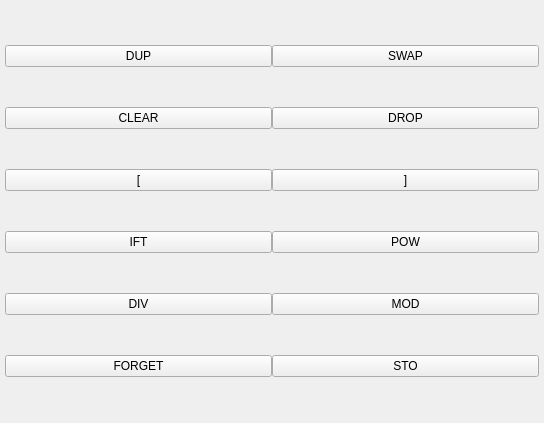
Old version of the form src/interface/widgets/keyboardfunctions/keyboardfunctions.ui in the repository StephaneBranly/LO21-RPN-Calculator.
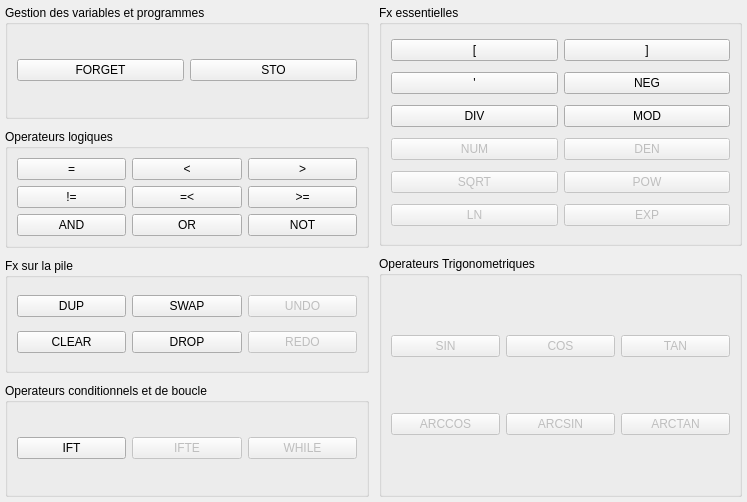
New version of the form.

Diff of the .ui file:
```diff
--- a/src/interface/widgets/keyboardfunctions/keyboardfunctions.ui
+++ b/src/interface/widgets/keyboardfunctions/keyboardfunctions.ui
@@ -6,16 +6,16 @@
    <rect>
     <x>0</x>
     <y>0</y>
-    <width>544</width>
-    <height>423</height>
+    <width>747</width>
+    <height>502</height>
    </rect>
   </property>
   <property name="windowTitle">
    <string>Form</string>
   </property>
-  <layout class="QHBoxLayout" name="horizontalLayout" stretch="0">
+  <layout class="QHBoxLayout" name="horizontalLayout" stretch="0,0">
    <property name="spacing">
-    <number>0</number>
+    <number>10</number>
    </property>
    <property name="leftMargin">
     <number>5</number>
@@ -30,13 +30,136 @@
     <number>5</number>
    </property>
    <item>
-    <layout class="QVBoxLayout" name="verticalLayout">
-     <property name="spacing">
-      <number>0</number>
-     </property>
+    <layout class="QVBoxLayout" name="verticalLayout_7">
      <property name="leftMargin">
       <number>0</number>
      </property>
+     <item>
+      <widget class="QGroupBox" name="groupBox_3">
+       <property name="title">
+        <string>Gestion des variables et programmes</string>
+       </property>
+       <layout class="QVBoxLayout" name="verticalLayout_3">
+        <item>
+         <layout class="QHBoxLayout" name="horizontalLayout_5">
+          <item>
+           <widget class="QPushButton" name="ButtonFORGET">
+            <property name="text">
+             <string>FORGET</string>
+            </property>
+           </widget>
+          </item>
+          <item>
+           <widget class="QPushButton" name="ButtonSTO">
+            <property name="text">
+             <string>STO</string>
+            </property>
+           </widget>
+          </item>
+         </layout>
+        </item>
+       </layout>
+      </widget>
+     </item>
+     <item>
+      <widget class="QGroupBox" name="groupBox_6">
+       <property name="title">
+        <string>Operateurs logiques</string>
+       </property>
+       <layout class="QVBoxLayout" name="verticalLayout_8">
+        <item>
+         <layout class="QHBoxLayout" name="horizontalLayout_19">
+          <item>
+           <widget class="QPushButton" name="ButtonEQ">
+            <property name="text">
+             <string>=</string>
+            </property>
+            <property name="shortcut">
+             <string>=</string>
+            </property>
+           </widget>
+          </item>
+          <item>
+           <widget class="QPushButton" name="ButtonL">
+            <property name="text">
+             <string>&lt;</string>
+            </property>
+            <property name="shortcut">
+             <string>&lt;</string>
+            </property>
+           </widget>
+          </item>
+          <item>
+           <widget class="QPushButton" name="ButtonG">
+            <property name="text">
+             <string>&gt;</string>
+            </property>
+            <property name="shortcut">
+             <string>&gt;</string>
+            </property>
+           </widget>
+          </item>
+         </layout>
+        </item>
+        <item>
+         <layout class="QHBoxLayout" name="horizontalLayout_20">
+          <item>
+           <widget class="QPushButton" name="ButtonDif">
+            <property name="text">
+             <string>!=</string>
+            </property>
+           </widget>
+          </item>
+          <item>
+           <widget class="QPushButton" name="ButtonLE">
+            <property name="text">
+             <string>=&lt;</string>
+            </property>
+           </widget>
+          </item>
+          <item>
+           <widget class="QPushButton" name="ButtonQE">
+            <property name="text">
+             <string>&gt;=</string>
+            </property>
+           </widget>
+          </item>
+         </layout>
+        </item>
+        <item>
+         <layout class="QHBoxLayout" name="horizontalLayout_18">
+          <item>
+           <widget class="QPushButton" name="ButtonAND">
+            <property name="text">
+             <string>AND</string>
+            </property>
+           </widget>
+          </item>
+          <item>
+           <widget class="QPushButton" name="ButtonOR">
+            <property name="text">
+             <string>OR</string>
+            </property>
+           </widget>
+          </item>
+          <item>
+           <widget class="QPushButton" name="ButtonNOT">
+            <property name="text">
+             <string>NOT</string>
+            </property>
+           </widget>
+          </item>
+         </layout>
+        </item>
+       </layout>
+      </widget>
+     </item>
+     <item>
+      <widget class="QGroupBox" name="groupBox">
+       <property name="title">
+        <string>Fx sur la pile</string>
+       </property>
+       <layout class="QVBoxLayout" name="verticalLayout_2">
      <item>
       <layout class="QHBoxLayout" name="horizontalLayout_2">
        <property name="leftMargin">
@@ -56,6 +179,16 @@
          </property>
         </widget>
        </item>
+          <item>
+           <widget class="QPushButton" name="ButtonUNDO">
+            <property name="enabled">
+             <bool>false</bool>
+            </property>
+            <property name="text">
+             <string>UNDO</string>
+            </property>
+           </widget>
+          </item>
       </layout>
      </item>
      <item>
@@ -74,34 +207,29 @@
          </property>
         </widget>
        </item>
-      </layout>
-     </item>
      <item>
-      <layout class="QHBoxLayout" name="horizontalLayout_7">
-       <item>
-        <widget class="QPushButton" name="ButtonLC">
-         <property name="text">
-          <string>[</string>
-         </property>
-         <property name="shortcut">
-          <string>[</string>
-         </property>
-        </widget>
-       </item>
-       <item>
-        <widget class="QPushButton" name="ButtonRC">
+           <widget class="QPushButton" name="ButtonREDO">
+            <property name="enabled">
+             <bool>false</bool>
+            </property>
          <property name="text">
-          <string>]</string>
-         </property>
-         <property name="shortcut">
-          <string>]</string>
-         </property>
+             <string>REDO</string>
+            </property>
         </widget>
        </item>
       </layout>
      </item>
+       </layout>
+      </widget>
+     </item>
      <item>
-      <layout class="QHBoxLayout" name="horizontalLayout_3">
+      <widget class="QGroupBox" name="groupBox_2">
+       <property name="title">
+        <string>Operateurs conditionnels et de boucle</string>
+       </property>
+       <layout class="QVBoxLayout" name="verticalLayout_4">
+        <item>
+         <layout class="QHBoxLayout" name="horizontalLayout_9">
        <item>
         <widget class="QPushButton" name="ButtonIFT">
          <property name="text">
@@ -110,16 +238,93 @@
         </widget>
        </item>
        <item>
-        <widget class="QPushButton" name="ButtonPOW">
+           <widget class="QPushButton" name="ButtonIFTE">
+            <property name="enabled">
+             <bool>false</bool>
+            </property>
          <property name="text">
-          <string>POW</string>
+             <string>IFTE</string>
          </property>
         </widget>
        </item>
-      </layout>
-     </item>
+          <item>
+           <widget class="QPushButton" name="ButtonWHILE">
+            <property name="enabled">
+             <bool>false</bool>
+            </property>
+            <property name="text">
+             <string>WHILE</string>
+            </property>
+           </widget>
+          </item>
+         </layout>
+        </item>
+       </layout>
+      </widget>
+     </item>
+    </layout>
+   </item>
      <item>
-      <layout class="QHBoxLayout" name="horizontalLayout_4">
+    <layout class="QVBoxLayout" name="verticalLayout">
+     <property name="spacing">
+      <number>10</number>
+     </property>
+     <property name="leftMargin">
+      <number>0</number>
+     </property>
+     <item>
+      <widget class="QGroupBox" name="groupBox_4">
+       <property name="title">
+        <string>Fx essentielles</string>
+       </property>
+       <layout class="QVBoxLayout" name="verticalLayout_5">
+        <item>
+         <layout class="QHBoxLayout" name="horizontalLayout_3">
+          <item>
+           <widget class="QPushButton" name="ButtonLC">
+            <property name="text">
+             <string>[</string>
+            </property>
+            <property name="shortcut">
+             <string>[</string>
+            </property>
+           </widget>
+          </item>
+          <item>
+           <widget class="QPushButton" name="ButtonRC">
+            <property name="text">
+             <string>]</string>
+            </property>
+            <property name="shortcut">
+             <string>]</string>
+            </property>
+           </widget>
+          </item>
+         </layout>
+        </item>
+        <item>
+         <layout class="QHBoxLayout" name="horizontalLayout_14">
+          <item>
+           <widget class="QPushButton" name="ButtonAp">
+            <property name="text">
+             <string>'</string>
+            </property>
+            <property name="shortcut">
+             <string>'</string>
+            </property>
+           </widget>
+          </item>
+          <item>
+           <widget class="QPushButton" name="ButtonNEG">
+            <property name="text">
+             <string>NEG</string>
+            </property>
+           </widget>
+          </item>
+         </layout>
+        </item>
+        <item>
+         <layout class="QHBoxLayout" name="horizontalLayout_7">
        <item>
         <widget class="QPushButton" name="ButtonDIV">
          <property name="text">
@@ -137,22 +342,165 @@
       </layout>
      </item>
      <item>
-      <layout class="QHBoxLayout" name="horizontalLayout_5">
+         <layout class="QHBoxLayout" name="horizontalLayout_12">
        <item>
-        <widget class="QPushButton" name="ButtonFORGET">
+           <widget class="QPushButton" name="ButtonNUM">
+            <property name="enabled">
+             <bool>false</bool>
+            </property>
          <property name="text">
-          <string>FORGET</string>
-         </property>
+             <string>NUM</string>
+            </property>
+            <property name="checkable">
+             <bool>false</bool>
+            </property>
+            <property name="checked">
+             <bool>false</bool>
+            </property>
         </widget>
        </item>
        <item>
-        <widget class="QPushButton" name="ButtonSTO">
+           <widget class="QPushButton" name="ButtonDEN">
+            <property name="enabled">
+             <bool>false</bool>
+            </property>
          <property name="text">
-          <string>STO</string>
+             <string>DEN</string>
          </property>
         </widget>
        </item>
       </layout>
+        </item>
+        <item>
+         <layout class="QHBoxLayout" name="horizontalLayout_13">
+          <item>
+           <widget class="QPushButton" name="ButtonSQRT">
+            <property name="enabled">
+             <bool>false</bool>
+            </property>
+            <property name="text">
+             <string>SQRT</string>
+            </property>
+           </widget>
+          </item>
+          <item>
+           <widget class="QPushButton" name="ButtonPOW">
+            <property name="enabled">
+             <bool>false</bool>
+            </property>
+            <property name="text">
+             <string>POW</string>
+            </property>
+            <property name="shortcut">
+             <string>^</string>
+            </property>
+           </widget>
+          </item>
+         </layout>
+        </item>
+        <item>
+         <layout class="QHBoxLayout" name="horizontalLayout_15">
+          <item>
+           <widget class="QPushButton" name="ButtonLN">
+            <property name="enabled">
+             <bool>false</bool>
+            </property>
+            <property name="text">
+             <string>LN</string>
+            </property>
+           </widget>
+          </item>
+          <item>
+           <widget class="QPushButton" name="ButtonEXP">
+            <property name="enabled">
+             <bool>false</bool>
+            </property>
+            <property name="text">
+             <string>EXP</string>
+            </property>
+           </widget>
+          </item>
+         </layout>
+        </item>
+       </layout>
+      </widget>
+     </item>
+     <item>
+      <widget class="QGroupBox" name="groupBox_5">
+       <property name="title">
+        <string>Operateurs Trigonometriques</string>
+       </property>
+       <layout class="QVBoxLayout" name="verticalLayout_6">
+        <item>
+         <layout class="QHBoxLayout" name="horizontalLayout_16">
+          <item>
+           <widget class="QPushButton" name="ButtonSIN">
+            <property name="enabled">
+             <bool>false</bool>
+            </property>
+            <property name="text">
+             <string>SIN</string>
+            </property>
+           </widget>
+          </item>
+          <item>
+           <widget class="QPushButton" name="ButtonCOS">
+            <property name="enabled">
+             <bool>false</bool>
+            </property>
+            <property name="text">
+             <string>COS</string>
+            </property>
+           </widget>
+          </item>
+          <item>
+           <widget class="QPushButton" name="ButtonTAN">
+            <property name="enabled">
+             <bool>false</bool>
+            </property>
+            <property name="text">
+             <string>TAN</string>
+            </property>
+           </widget>
+          </item>
+         </layout>
+        </item>
+        <item>
+         <layout class="QHBoxLayout" name="horizontalLayout_17">
+          <item>
+           <widget class="QPushButton" name="ButtonARCCOS">
+            <property name="enabled">
+             <bool>false</bool>
+            </property>
+            <property name="text">
+             <string>ARCCOS</string>
+            </property>
+           </widget>
+          </item>
+          <item>
+           <widget class="QPushButton" name="ButtonARCSIN">
+            <property name="enabled">
+             <bool>false</bool>
+            </property>
+            <property name="text">
+             <string>ARCSIN</string>
+            </property>
+           </widget>
+          </item>
+          <item>
+           <widget class="QPushButton" name="ButtonARCTAN">
+            <property name="enabled">
+             <bool>false</bool>
+            </property>
+            <property name="text">
+             <string>ARCTAN</string>
+            </property>
+           </widget>
+          </item>
+         </layout>
+        </item>
+       </layout>
+      </widget>
      </item>
     </layout>
    </item>
```
Lines whose indentation alone changed are shown as unchanged.
